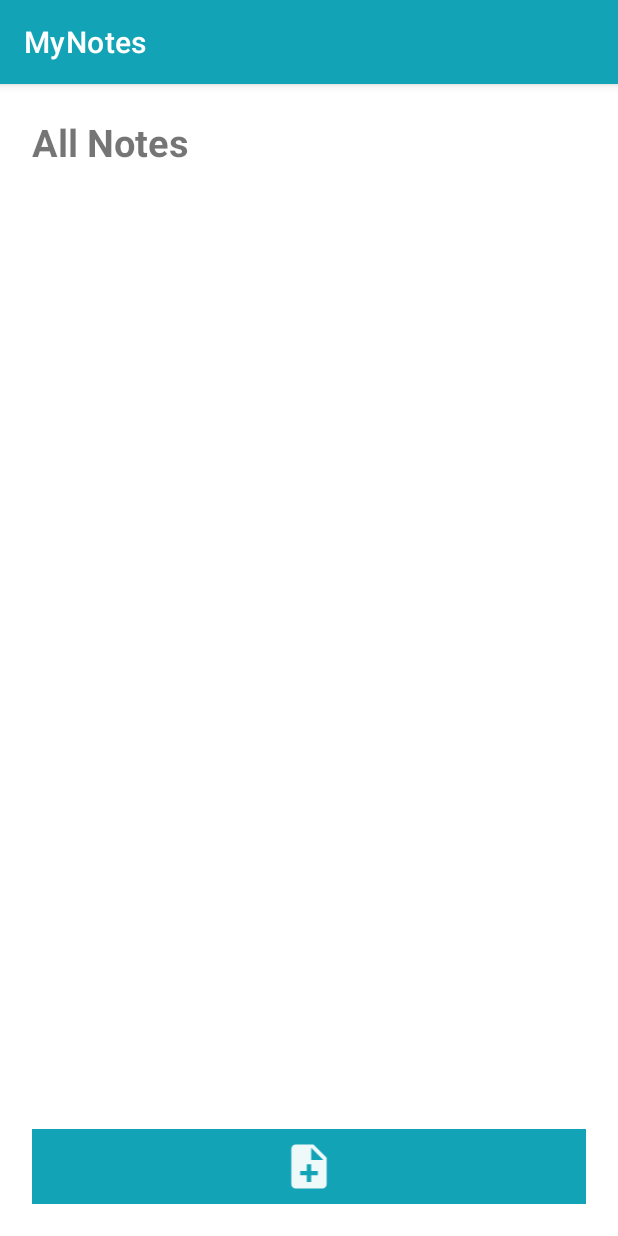
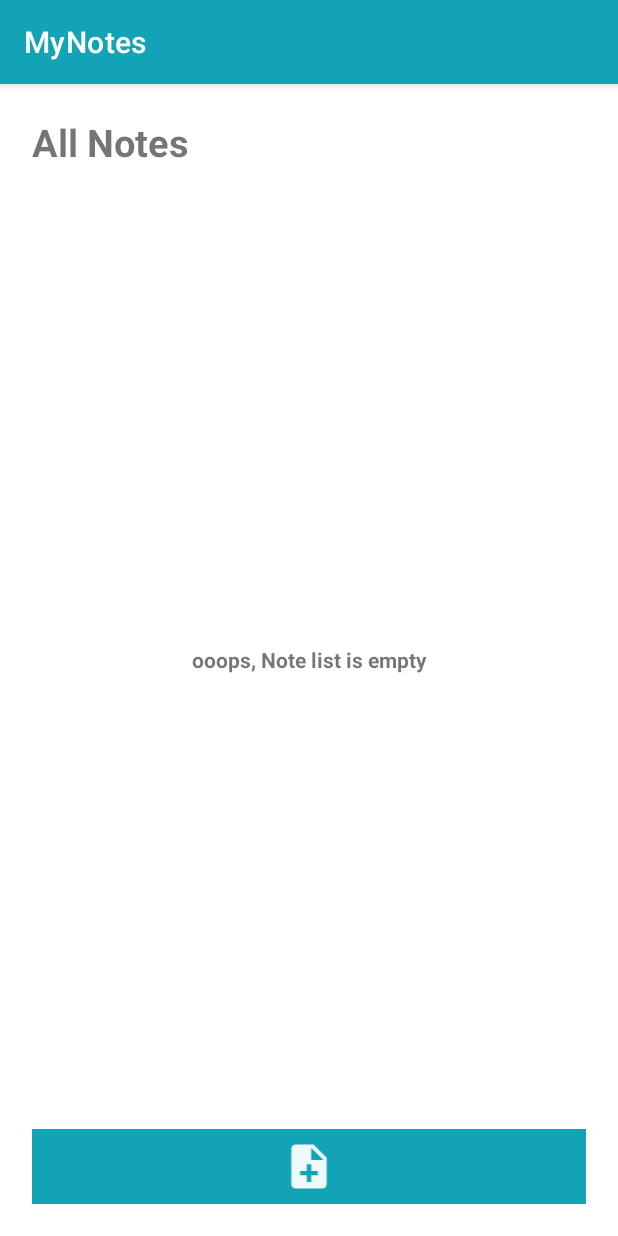
Before and after one commit to atiQkhalid/notePadApp, an Android app: the screen it shows after launch (MainActivity), on a phone screen of 412 x 824 dp. Run offline under Robolectric (Android 15) with nearby library versions, the phone set to English and light mode, and no system bars; our stand-ins replace Room's generated code.

Commit message:
pushing code

```diff
--- a/app/src/main/java/com/example/mynotes/adapter/NoteAdapter.kt
+++ b/app/src/main/java/com/example/mynotes/adapter/NoteAdapter.kt
@@ -46,7 +46,6 @@ class NoteAdapter(private val context: Context, private val click: InterfaceNote
     fun updateNotes(newList: List<Note>) {
         allNotes.clear()
         allNotes.addAll(newList)
-
         notifyDataSetChanged()
     }
 }
--- a/app/src/main/java/com/example/mynotes/fragments/NoteFragment.kt
+++ b/app/src/main/java/com/example/mynotes/fragments/NoteFragment.kt
@@ -46,6 +46,9 @@ class NoteFragment : Fragment(), InterfaceNoteAdapter {
         viewModel.allNotes.observe(requireActivity(), Observer { list ->
             list?.let {
                 adapter.updateNotes(it)
+                if (it.isEmpty()){
+                    binding.tvEmptyList.visibility = View.VISIBLE
+                }
             }
         })
 
--- a/app/src/main/res/layout/fragment_note.xml
+++ b/app/src/main/res/layout/fragment_note.xml
@@ -19,6 +19,17 @@
             android:text="@string/all_notes"
             android:textStyle="bold"
             android:textSize="25sp"/>
+
+        <TextView
+            android:id="@+id/tv_emptyList"
+            android:layout_width="match_parent"
+            android:layout_height="wrap_content"
+            android:text="@string/ooops_note_list_is_empty"
+            android:textStyle="bold"
+            android:layout_centerInParent="true"
+            android:textAlignment="center"
+            android:gravity="center_horizontal"
+            android:visibility="gone"/>
 
         <androidx.recyclerview.widget.RecyclerView
             android:id="@+id/rv_note"
--- a/app/src/main/res/values/strings.xml
+++ b/app/src/main/res/values/strings.xml
@@ -7,4 +7,5 @@
     <!-- TODO: Remove or change this placeholder text -->
     <string name="hello_blank_fragment">Hello blank fragment</string>
     <string name="all_notes">All Notes</string>
+    <string name="ooops_note_list_is_empty">ooops, Note list is empty</string>
 </resources>
```
